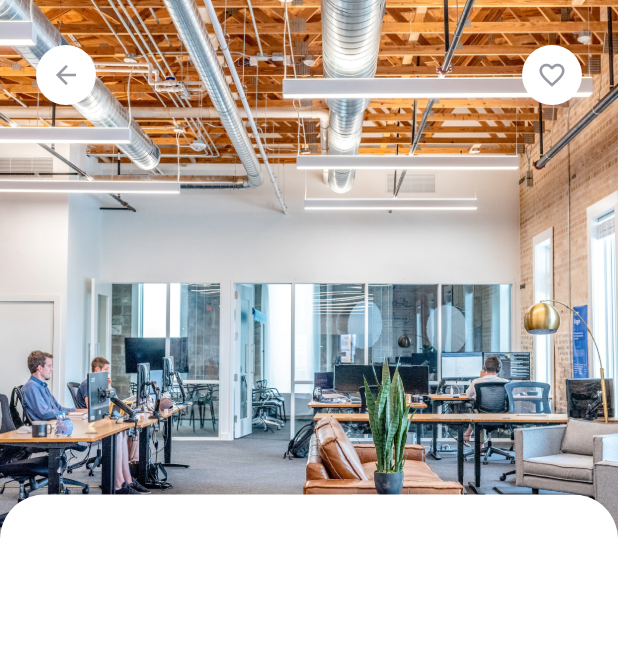
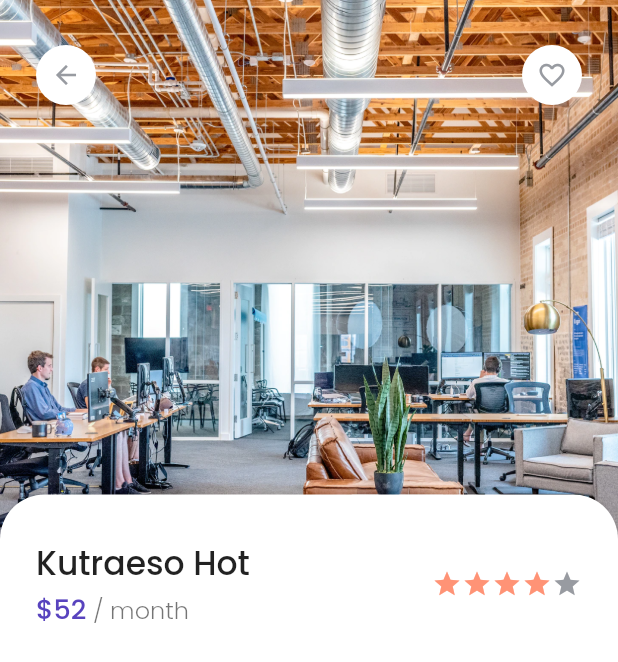
Before and after one commit to Muhdzalf/bwa_kos, a Flutter app: the DetailPage screen opened by its route, on a phone screen of 412 x 824 dp. Shown: the top 662 px of the screen. Run offline on Flutter 3.47's test engine with Material 2 defaults, Android fonts, the phone set to English and light mode, and no system bars; our stand-ins replace google_fonts.

Commit message:
create content header

```diff
--- a/lib/pages/details/components/content_card.dart
+++ b/lib/pages/details/components/content_card.dart
@@ -1,8 +1,11 @@
 import 'package:flutter/material.dart';
 
 class ContentCard extends StatelessWidget {
+  final Widget child;
+
   const ContentCard({
     Key? key,
+    required this.child,
   }) : super(key: key);
 
   @override
@@ -14,6 +17,7 @@ class ContentCard extends StatelessWidget {
         decoration: BoxDecoration(
             color: Colors.white,
             borderRadius: BorderRadius.vertical(top: Radius.circular(30))),
+        child: child,
       ),
     );
   }
--- /dev/null
+++ b/lib/pages/details/components/content_header.dart
@@ -0,0 +1,79 @@
+import 'package:flutter/material.dart';
+import 'package:bwa_kos/theme.dart';
+
+class ContentHeader extends StatelessWidget {
+  const ContentHeader({
+    Key? key,
+  }) : super(key: key);
+
+  @override
+  Widget build(BuildContext context) {
+    return Container(
+      margin: EdgeInsets.symmetric(horizontal: 24, vertical: 30),
+      child: Row(
+        children: [
+          Column(
+            crossAxisAlignment: CrossAxisAlignment.start,
+            children: [
+              Text(
+                'Kutraeso Hot',
+                style: title.copyWith(fontSize: 22),
+              ),
+              RichText(
+                text: TextSpan(
+                    text: '\$52',
+                    style: title.copyWith(color: purpleColor, fontSize: 18),
+                    children: [
+                      TextSpan(
+                          text: ' / month',
+                          style: subtitle.copyWith(color: Colors.black54))
+                    ]),
+              ),
+            ],
+          ),
+          Spacer(),
+          Rating()
+        ],
+      ),
+    );
+  }
+}
+
+class Rating extends StatelessWidget {
+  const Rating({
+    Key? key,
+  }) : super(key: key);
+
+  @override
+  Widget build(BuildContext context) {
+    return Row(
+      children: [
+        Icon(
+          Icons.star,
+          size: 20,
+          color: orangeColor,
+        ),
+        Icon(
+          Icons.star,
+          size: 20,
+          color: orangeColor,
+        ),
+        Icon(
+          Icons.star,
+          size: 20,
+          color: orangeColor,
+        ),
+        Icon(
+          Icons.star,
+          size: 20,
+          color: orangeColor,
+        ),
+        Icon(
+          Icons.star,
+          size: 20,
+          color: greyColor,
+        ),
+      ],
+    );
+  }
+}
--- a/lib/pages/details/details_page.dart
+++ b/lib/pages/details/details_page.dart
@@ -2,6 +2,7 @@ import 'package:bwa_kos/theme.dart';
 import 'package:flutter/material.dart';
 
 import 'components/content_card.dart';
+import 'components/content_header.dart';
 import 'components/header_image.dart';
 import 'components/navigation_button.dart';
 
@@ -12,7 +13,15 @@ class DetailPage extends StatelessWidget {
   Widget build(BuildContext context) {
     return Scaffold(
       body: Stack(
-        children: [HeaderImage(), ContentCard(), NavigationButton()],
+        children: [
+          HeaderImage(),
+          ContentCard(
+              child: Column(
+            crossAxisAlignment: CrossAxisAlignment.stretch,
+            children: [ContentHeader()],
+          )),
+          NavigationButton()
+        ],
       ),
     );
   }
```
